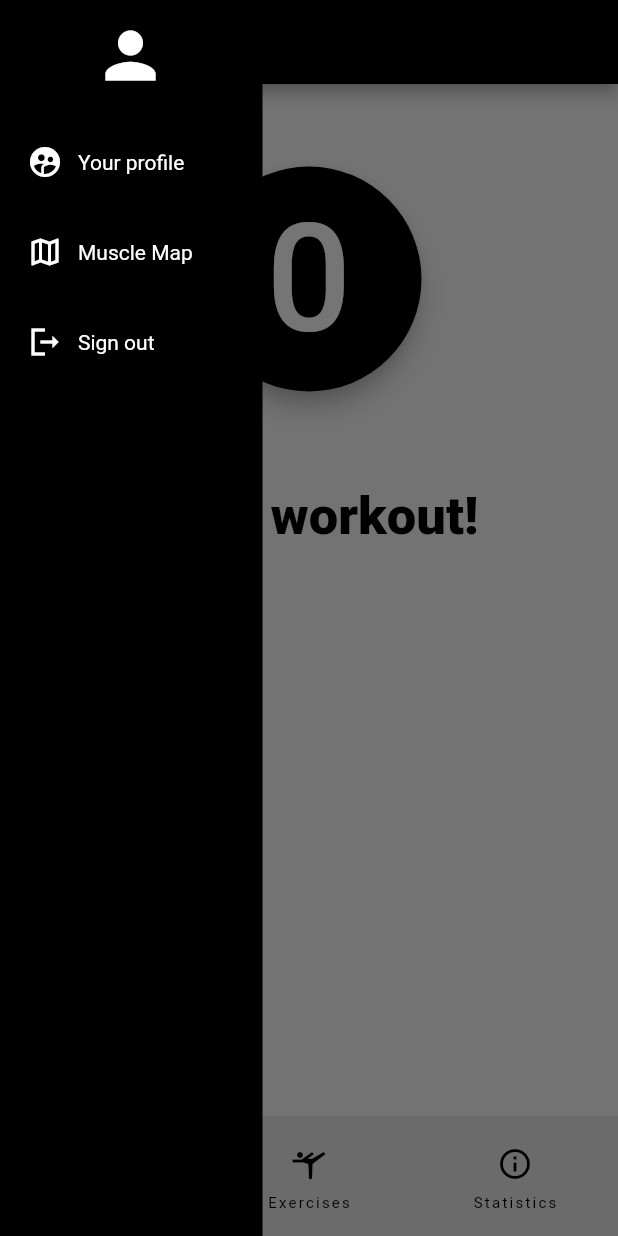
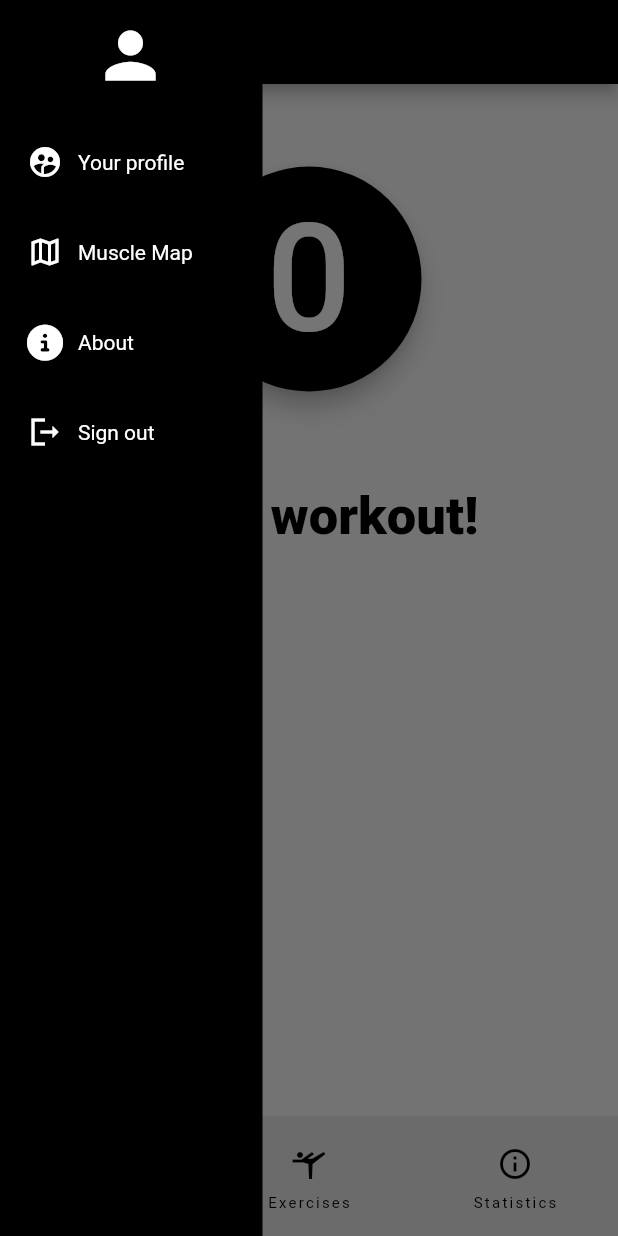
Before and after one commit to pawelfloryan/pocket-gym-trainer, a Flutter app: the DashboardPage screen opened by its route, with the side drawer open, on a phone screen of 412 x 824 dp. Run offline on Flutter 3.47's test engine with Material 2 defaults, Android fonts, the phone set to English and light mode, and no system bars; drawn by our look-alikes of sidebarx; our stand-ins replace carousel_slider, fl_chart, flutter_slidable, font_awesome_flutter, go_router, image_picker and 1 more; missing offline and left inert: dart:ffi; network calls fail.

Commit message:
Empty about page

```diff
--- a/lib/components/sidebar.dart
+++ b/lib/components/sidebar.dart
@@ -1,4 +1,5 @@
 import 'package:flutter/material.dart';
+import 'package:font_awesome_flutter/font_awesome_flutter.dart';
 import 'package:go_router/go_router.dart';
 import 'package:sidebarx/sidebarx.dart';
 import '../page/dashboard_page.dart';
@@ -21,13 +22,13 @@ class Sidebar extends StatelessWidget {
             iconWidget: Container(
               margin: EdgeInsets.only(left: 50),
               child: Icon(
+                //Make Icons.person a user image
                 Icons.person,
                 size: 50,
                 color: Colors.white,
               ),
             ),
           ),
-          //Make Icons.person a user image
           SidebarXItem(
             icon: Icons.supervised_user_circle_rounded,
             label: 'Your profile',
@@ -36,6 +37,13 @@ class Sidebar extends StatelessWidget {
             }),
           ),
           SidebarXItem(icon: Icons.map_outlined, label: 'Muscle Map'),
+          SidebarXItem(
+            icon: FontAwesomeIcons.circleInfo,
+            label: 'About',
+            onTap: (() {
+              context.push('/about');
+            }),
+          ),
           SidebarXItem(
             icon: Icons.logout_sharp,
             label: 'Sign out',
--- a/lib/main.dart
+++ b/lib/main.dart
@@ -1,3 +1,4 @@
+import 'package:PocketGymTrainer/page/about.dart';
 import 'package:PocketGymTrainer/page/profile_page.dart';
 
 import '../page/forgot_password_page.dart';
@@ -72,6 +73,10 @@ final _router = GoRouter(
       path: '/profile',
       builder: (context, state) => ProfilePage(),
     ),
+    GoRoute(
+      path: '/about',
+      builder: (context, state) => AboutPage(),
+    ),
   ],
 );
 
@@ -103,6 +108,6 @@ class RootPage extends StatefulWidget {
 class _RootPageState extends State<RootPage> {
   @override
   Widget build(BuildContext context) {
-    return RootPage.logged ? DashboardPage() : TitlePage();
+    return RootPage.logged ? DashboardPage() : DashboardPage();
   }
 }
```
Also changed, not shown: lib/page/about.dart (added, +22 -0 lines), pubspec.lock.
